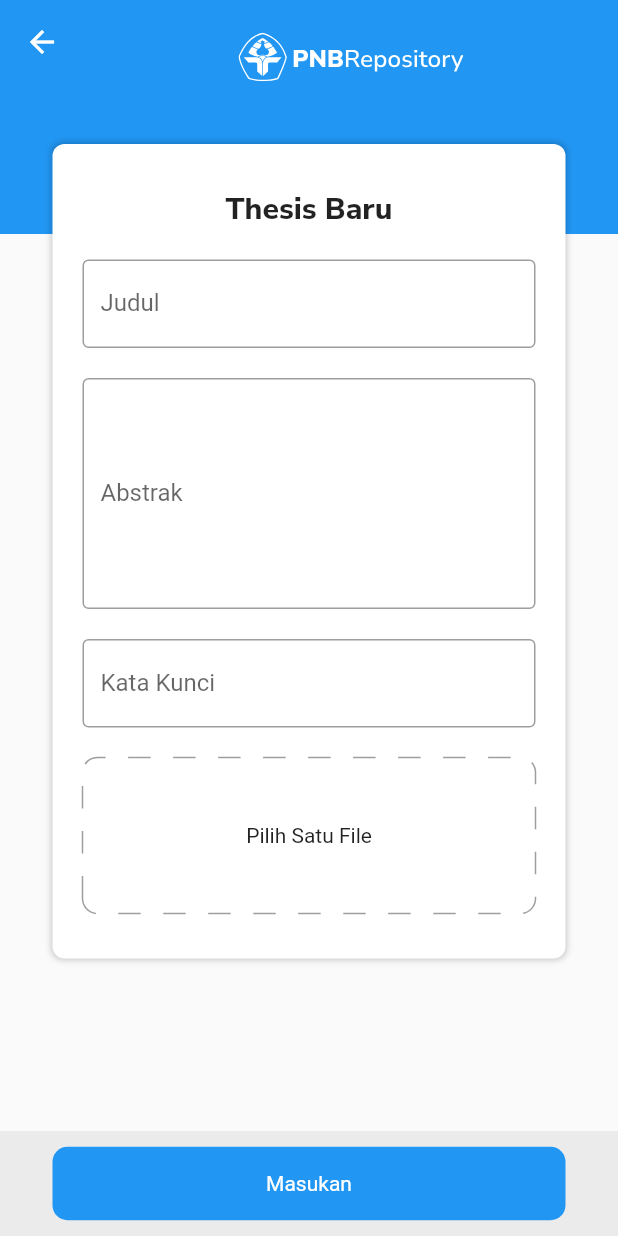
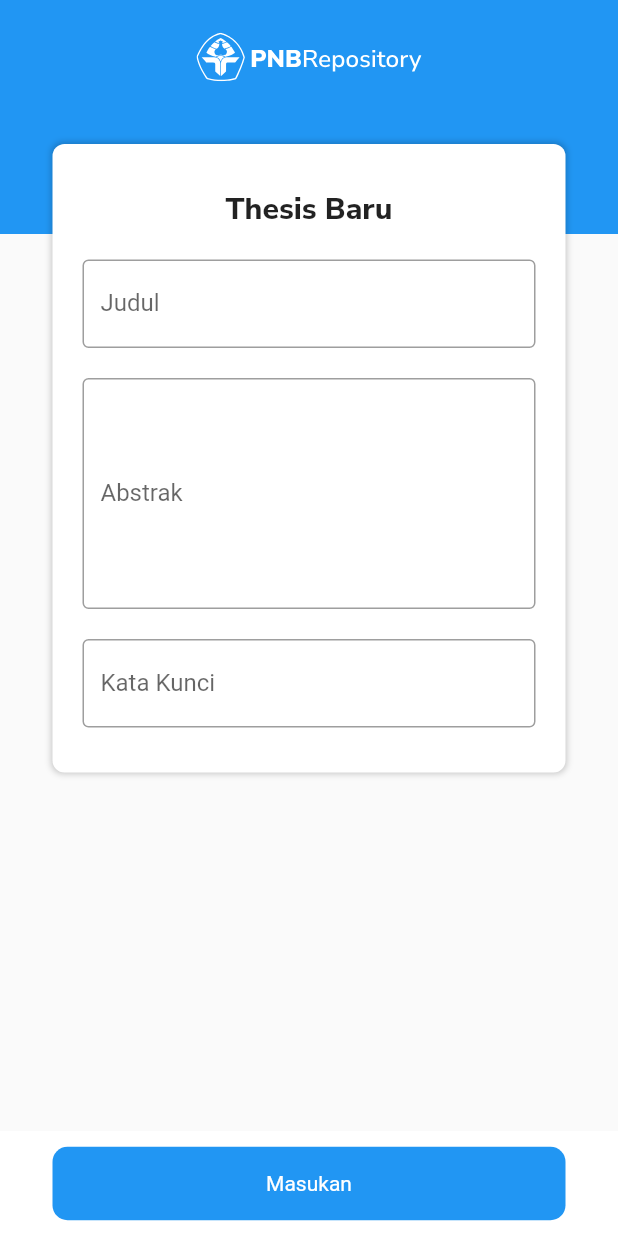
Before and after one commit to suryajayantara/warebook-mobile, a Flutter app: the ThesisCreateView screen opened directly, on a phone screen of 412 x 824 dp. Run offline on Flutter 3.47's test engine with Material 2 defaults, Android fonts, the phone set to English and light mode, and no system bars; drawn by our look-alikes of dotted_border; our stand-ins replace file_picker, flutter_svg, get, get_storage; accounts and stored records are empty; network calls fail.

Commit message:
:bug: implement somethings

```diff
--- a/lib/controllers/Auth/user_controller.dart
+++ b/lib/controllers/Auth/user_controller.dart
@@ -9,7 +9,7 @@ class UserController extends GetxController {
 
   void onInit() {
     super.onInit();
-    getUserDetail();
+    // getUserDetail();
   }
 
   Future<Users> getUserDetail() async {
--- a/lib/services/thesis_service.dart
+++ b/lib/services/thesis_service.dart
@@ -48,19 +48,18 @@ class ThesisService extends GetConnect {
   ) async {
     String token = dataStorage.read('token');
 
-    print(token);
     var form = FormData({
       'title': thesis.title,
       'abstract': thesis.abstract,
       'tags': thesis.tags,
       'thesis_type': 'Tugas Akhir'
     });
+
     return await post(
             Uri.parse(url_path.serviceUrl() + 'thesis').toString(), form,
             headers: url_path.header(token.toString()))
         .then((value) {
       if (value.body != null && value.isOk) {
-
         return Thesis.fromJson(value.body['data']);
       } else {
         throw "${value.bodyString} ${value.statusCode}";
--- a/lib/views/components/form/organism/simple_fom.dart
+++ b/lib/views/components/form/organism/simple_fom.dart
@@ -72,7 +72,7 @@ class SimpleForm extends StatelessWidget {
             child: Container(
               height: 70,
               child: Container(
-                color: ColorsTheme.grey,
+                color: ColorsTheme.white,
                 child: Column(
                   crossAxisAlignment: CrossAxisAlignment.center,
                   mainAxisAlignment: MainAxisAlignment.center,
--- a/lib/views/pages/thesis/create_repo_thesis.dart
+++ b/lib/views/pages/thesis/create_repo_thesis.dart
@@ -22,6 +22,7 @@ class ThesisCreateView extends StatelessWidget {
       appBar: AppBar(
         elevation: 0,
         title: FormAppBar(),
+        automaticallyImplyLeading: false,
       ),
       resizeToAvoidBottomInset: false,
       body: SimpleForm(
@@ -73,14 +74,14 @@ class ThesisCreateView extends StatelessWidget {
                         if (value!.isEmpty) return ("Tidak Boleh Kosong");
                       },
                     ),
-                    UploadField(
-                        description: (thesisController.statusData)
-                            ? thesisController.filename.toString()
-                            : "Pilih Satu File",
-                        padding: EdgeInsets.symmetric(vertical: 10),
-                        ontap: () {
-                          thesisController.selectFile();
-                        }),
+                    // UploadField(
+                    //     description: (thesisController.statusData)
+                    //         ? thesisController.filename.toString()
+                    //         : "Pilih Satu File",
+                    //     padding: EdgeInsets.symmetric(vertical: 10),
+                    //     ontap: () {
+                    //       thesisController.selectFile();
+                    //     }),
                   ],
                 )),
           )
--- a/lib/views/pages/thesis/thesis_view.dart
+++ b/lib/views/pages/thesis/thesis_view.dart
@@ -3,7 +3,7 @@ import 'package:get/get.dart';
 import 'package:warebook_mobile/commons/asset_path.dart';
 import 'package:warebook_mobile/models/thesis/thesis.dart';
 import 'package:warebook_mobile/views/components/Card.dart';
-import 'package:warebook_mobile/views/components/card/organism/title_card.dart';
+import 'package:warebook_mobile/views/components/Card/organism/title_card.dart';
 import 'package:warebook_mobile/views/pages/thesis/create_repo_thesis.dart';
 
 class ThesisView extends StatelessWidget {
@@ -44,7 +44,8 @@ class ThesisView extends StatelessWidget {
                         type: "Tugas Akhir",
                       ),
                       Container(
-                    margin: EdgeInsets.symmetric(horizontal: 35, vertical: 20),
+                        margin:
+                            EdgeInsets.symmetric(horizontal: 35, vertical: 20),
                         child: Column(
                             crossAxisAlignment: CrossAxisAlignment.start,
                             mainAxisAlignment: MainAxisAlignment.start,
@@ -76,7 +77,6 @@ class ThesisView extends StatelessWidget {
                                     // DocumentCard(
                                     //   onTap: () {},
                                     // )
-
                                   ],
                                 ),
                               )
```
Also changed, not shown: lib/commons/network_utility.dart (+2 -6 lines), lib/controllers/Auth/login_controller.dart (line endings or trailing spaces). Lines whose indentation alone changed are shown as unchanged.
